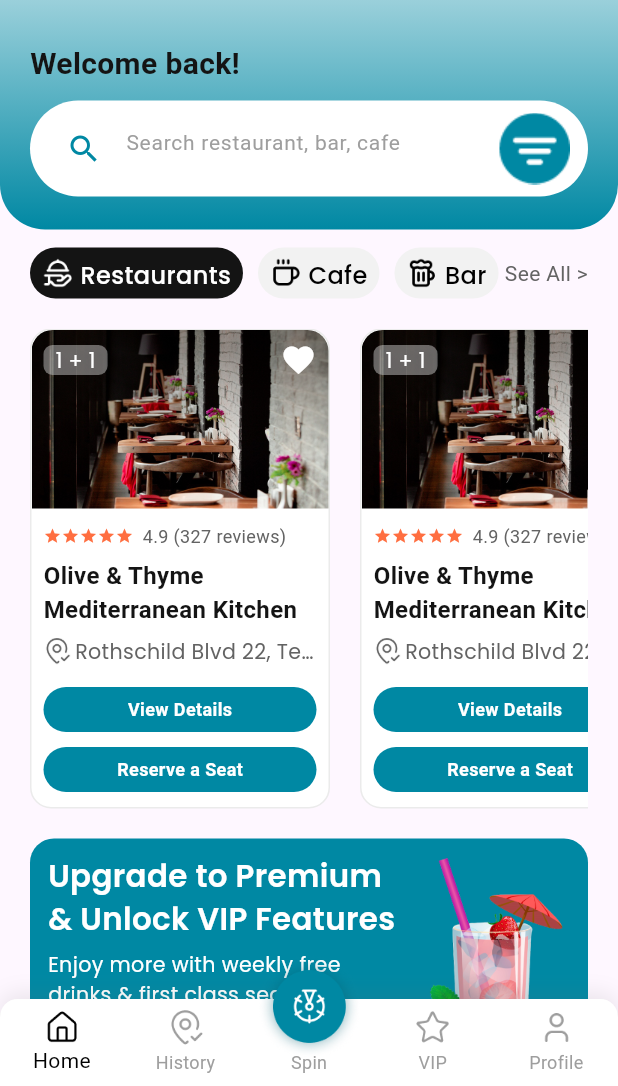
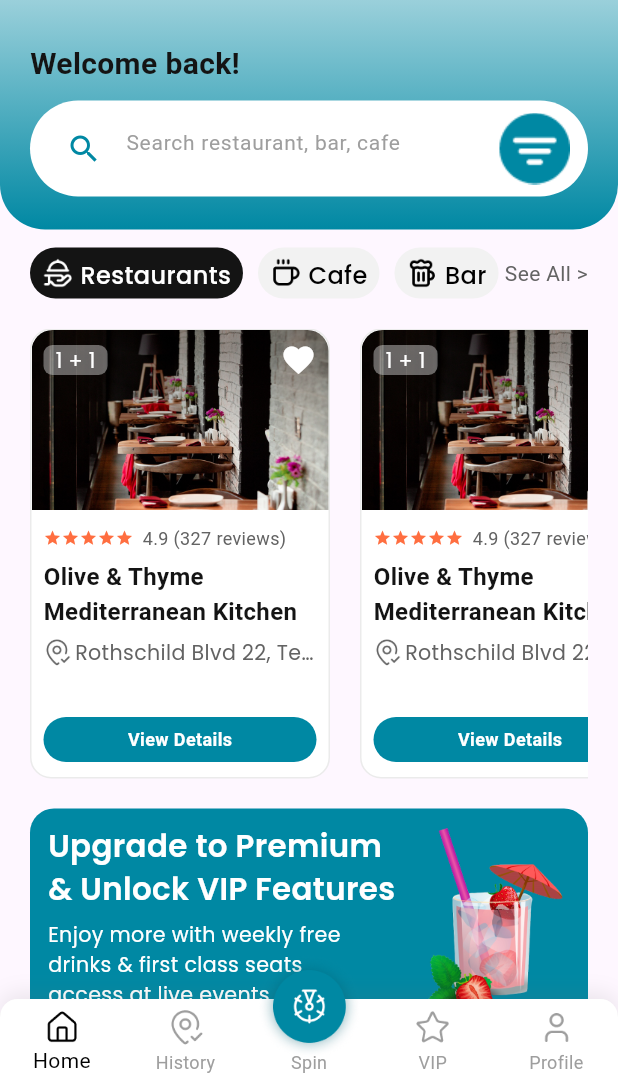
Before and after one commit to Dev-Ninjas-Backup/elad_giserman, a Flutter app: the screen it shows after launch, on a phone screen of 412 x 824 dp, the part 150-1236 px from its top. Run offline on Flutter 3.47's test engine with Material 3 defaults, Android fonts, the phone set to English and light mode, and no system bars; our stand-ins replace flutter_otp_text_field, flutter_screenutil, get, google_fonts, google_mobile_ads, share_plus and 1 more; network calls fail.

Commit message:
Changes done.

```diff
--- a/lib/core/utils/constants/icon_path.dart
+++ b/lib/core/utils/constants/icon_path.dart
@@ -1,6 +1,7 @@
 class IconPath {
   IconPath();
   static const String appIcon = 'assets/icons/appIcon.png';
+  static const String spinIcon = 'assets/icons/spinIcon.png';
   static const String googleIcon = 'assets/icons/googleIcon.png';
 
   //Nav bar icon
--- a/lib/features/home/home/screen/home_screen.dart
+++ b/lib/features/home/home/screen/home_screen.dart
@@ -109,7 +109,7 @@ class HomeScreen extends StatelessWidget {
                 children: [
                   Obx(
                     () => SizedBox(
-                      height: 320,
+                      height: 300,
                       child: ListView.separated(
                         padding: EdgeInsets.zero,
                         scrollDirection: Axis.horizontal,
--- a/lib/features/home/home/widgets/popular_near_widget.dart
+++ b/lib/features/home/home/widgets/popular_near_widget.dart
@@ -3,7 +3,6 @@ import 'package:elad_giserman/core/common/widgets/custom_small_button.dart';
 import 'package:elad_giserman/core/utils/constants/colors.dart';
 import 'package:elad_giserman/core/utils/constants/icon_path.dart';
 import 'package:elad_giserman/features/home/details/screen/details_screen.dart';
-import 'package:elad_giserman/features/home/reservation/screen/reservation_screen.dart';
 import 'package:flutter/material.dart';
 import 'package:get/get.dart';
 
@@ -49,7 +48,7 @@ class PopularNearWidget extends StatelessWidget {
                 ),
                 child: Image.asset(
                   image,
-                  height: 119,
+                  height: 120,
                   width: Get.width,
                   fit: BoxFit.fill,
                 ),
@@ -178,22 +177,6 @@ class PopularNearWidget extends StatelessWidget {
             ),
           ),
           SizedBox(height: 10),
-          Padding(
-            padding: const EdgeInsets.symmetric(horizontal: 8),
-            child: CustomSmallButton(
-              text: 'reserve_seat'.tr,
-              onPressed: () {
-                Get.to(
-                  () => ReservationScreen(image: image),
-                  transition: Transition.downToUp,
-                  duration: const Duration(milliseconds: 400),
-                );
-              },
-              buttonColor: AppColors.buttonColor,
-              fontColor: Colors.white,
-            ),
-          ),
-          SizedBox(height: 10),
         ],
       ),
     );
--- a/lib/features/home/reservation/widget/reservation_dialog.dart
+++ b/lib/features/home/reservation/widget/reservation_dialog.dart
@@ -1,6 +1,7 @@
 import 'package:elad_giserman/core/common/widgets/custom_button.dart';
 import 'package:elad_giserman/core/utils/constants/colors.dart';
 import 'package:elad_giserman/core/utils/constants/image_path.dart';
+import 'package:elad_giserman/features/profile/my_reservation/widget/vip_vouchar_dialog.dart';
 import 'package:flutter/material.dart';
 import 'package:get/get.dart';
 import 'package:share_plus/share_plus.dart';
@@ -47,9 +48,10 @@ Future<void> showConfirmationDialog() async {
               Column(
                 children: [
                   CustomButton(
-                    label: 'got_it'.tr,
+                    label: 'Redeem Voucher'.tr,
                     onPressed: () {
                       Get.back();
+                      vipVoucherDialog();
                     },
                     color: AppColors.buttonColor,
                     textColor: Colors.white,
--- a/lib/features/profile/my_reservation/widget/vip_vouchar_dialog.dart
+++ b/lib/features/profile/my_reservation/widget/vip_vouchar_dialog.dart
@@ -20,7 +20,7 @@ Future<void> vipVoucherDialog() async {
                 alignment: Alignment.topRight,
                 child: IconButton(
                   onPressed: () {
-                    Get.back();
+                    Get.toNamed('/navBarScreen');
                   },
                   icon: Icon(Icons.close),
                 ),
@@ -51,7 +51,7 @@ Future<void> vipVoucherDialog() async {
               CustomButton(
                 label: 'download_qr'.tr,
                 onPressed: () {
-                  Get.back();
+                  Get.toNamed('/navBarScreen');
                 },
                 color: AppColors.buttonColor,
                 textColor: Colors.white,
--- a/lib/features/spinner/screen/spinner_screen.dart
+++ b/lib/features/spinner/screen/spinner_screen.dart
@@ -101,7 +101,7 @@ class SpinnerScreen extends StatelessWidget {
                         ),
                         child: Center(
                           child: Image.asset(
-                            IconPath.appIcon,
+                            IconPath.spinIcon,
                             height: 80,
                             width: 80,
                           ),
```
Also changed, not shown: assets/icons/spinIcon.png (added).
